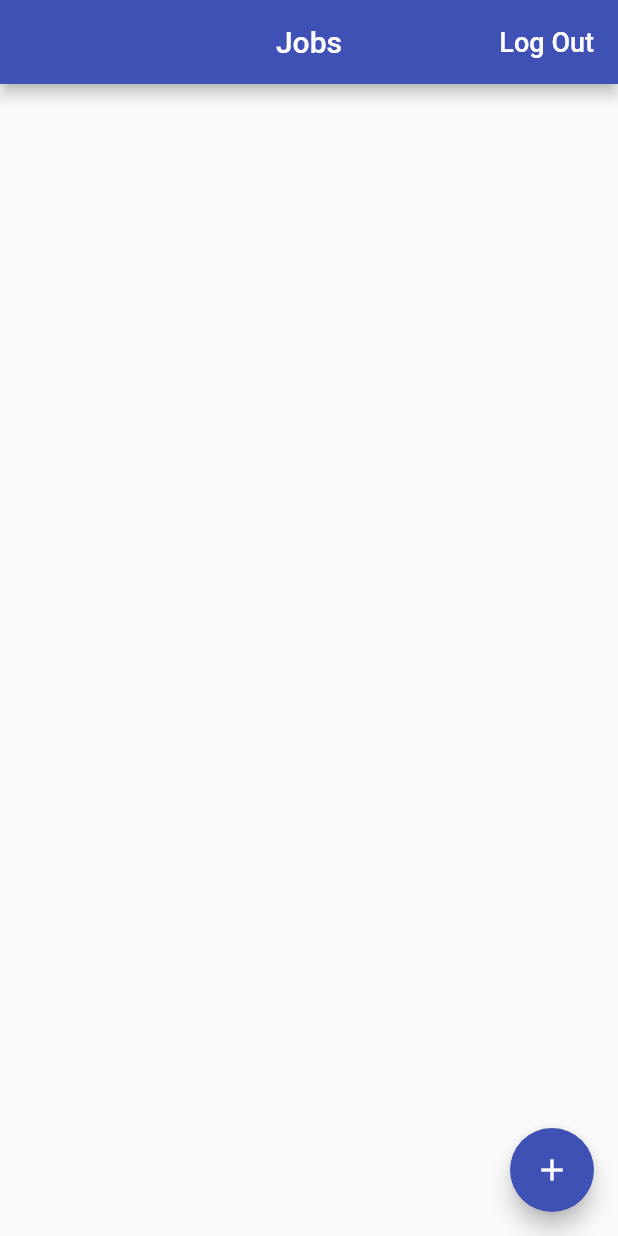
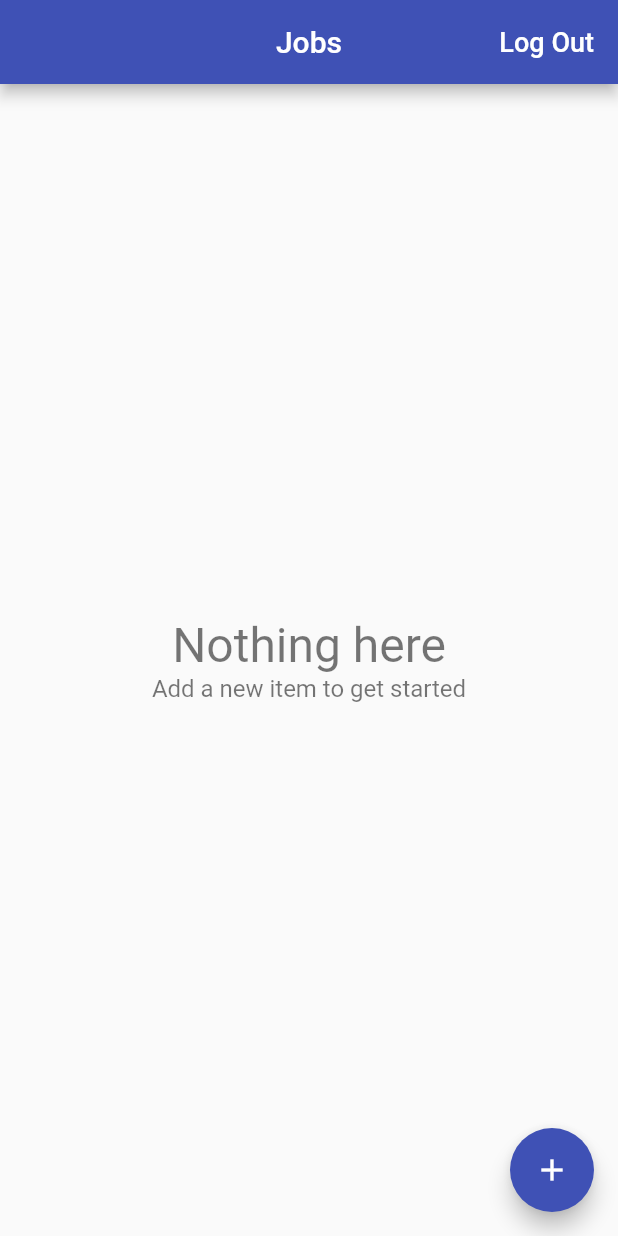
Before and after one commit to ashwinikumar01/Flutter-Firebase, a Flutter app: the screen it shows once a user with an empty profile is signed in, on a phone screen of 412 x 824 dp. Run offline on Flutter 3.47's test engine with Material 2 defaults, Android fonts, the phone set to English and light mode, and no system bars; our stand-ins replace cloud_firestore, firebase_auth, google_sign_in; missing offline and left inert: flutter_facebook_login; accounts and stored records are empty.

Commit message:
ListView builder added

```diff
--- /dev/null
+++ b/lib/app/home/jobs/empty_content.dart
@@ -0,0 +1,30 @@
+import 'package:flutter/material.dart';
+
+class EmptyContent extends StatelessWidget {
+  EmptyContent({
+    this.title = 'Nothing here',
+    this.message = 'Add a new item to get started',
+  });
+  final String title;
+  final String message;
+
+  @override
+  Widget build(BuildContext context) {
+    return Center(
+      child: Column(
+        mainAxisAlignment: MainAxisAlignment.center,
+        crossAxisAlignment: CrossAxisAlignment.center,
+        children: <Widget>[
+          Text(
+            title,
+            style: TextStyle(fontSize: 32.0, color: Colors.black54),
+          ),
+          Text(
+            message,
+            style: TextStyle(fontSize: 16.0, color: Colors.black54),
+          ),
+        ],
+      ),
+    );
+  }
+}
--- a/lib/app/home/jobs/jobs_page.dart
+++ b/lib/app/home/jobs/jobs_page.dart
@@ -1,7 +1,9 @@
 import 'package:flutter/material.dart';
 import 'package:provider/provider.dart';
 import 'package:time_tracker_app/app/home/jobs/edit_job_page.dart';
+import 'package:time_tracker_app/app/home/jobs/empty_content.dart';
 import 'package:time_tracker_app/app/home/jobs/job_list_tile.dart';
+import 'package:time_tracker_app/app/home/jobs/list_items_builder.dart';
 import 'package:time_tracker_app/app/home/models/job.dart';
 import 'package:time_tracker_app/common_widgets/platform_alert_dialog.dart';
 import 'package:time_tracker_app/services/auth.dart';
@@ -65,18 +67,13 @@ class JobsPage extends StatelessWidget {
     return StreamBuilder<List<Job>>(
       stream: database.jobsStream(),
       builder: (context, snapshot) {
-        if (snapshot.hasData) {
-          final jobs = snapshot.data;
-          final children = jobs
-              .map((job) => JobListTile(
-                  job: job, onTap: () => EditJobPage.show(context, job: job)))
-              .toList();
-          return ListView(children: children);
-        }
-        if (snapshot.hasError) {
-          return Center(child: Text('Some error occured'));
-        }
-        return Center(child: CircularProgressIndicator());
+        return ListItemsBuilder<Job>(
+          snapshot: snapshot,
+          itemBuilder: (context, job) => JobListTile(
+            job: job,
+            onTap: () => EditJobPage.show(context, job: job),
+          ),
+        );
       },
     );
   }
--- /dev/null
+++ b/lib/app/home/jobs/list_items_builder.dart
@@ -0,0 +1,39 @@
+import 'package:flutter/material.dart';
+import 'package:time_tracker_app/app/home/jobs/empty_content.dart';
+
+typedef ItemWidgetBuilder<T> = Widget Function(BuildContext context, T item);
+
+class ListItemsBuilder<T> extends StatelessWidget {
+  const ListItemsBuilder({
+    Key key,
+    @required this.snapshot,
+    @required this.itemBuilder,
+  }) : super(key: key);
+  final AsyncSnapshot<List<T>> snapshot;
+  final ItemWidgetBuilder<T> itemBuilder;
+
+  @override
+  Widget build(BuildContext context) {
+    if (snapshot.hasData) {
+      final List<T> items = snapshot.data;
+      if (items.isNotEmpty) {
+        return _buildList(items);
+      } else {
+        return EmptyContent();
+      }
+    } else if (snapshot.hasError) {
+      return EmptyContent(
+        title: 'Something went wrong',
+        message: 'Can\'t load items right now',
+      );
+    }
+    return Center(child: CircularProgressIndicator());
+  }
+
+  Widget _buildList(List<T> items) {
+    return ListView.builder(
+      itemCount: items.length,
+      itemBuilder: (context, index) => itemBuilder(context, items[index]),
+    );
+  }
+}
```
